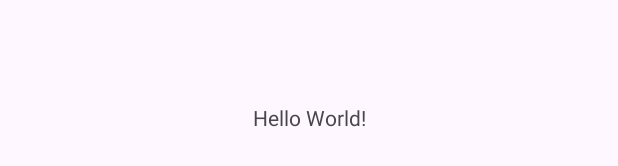
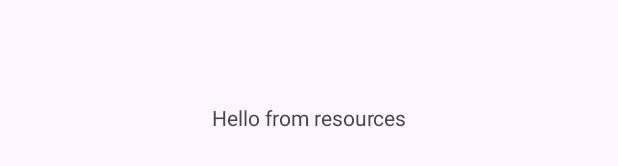
Before and after one commit to aymanibaida/nit3213h2b3, an Android app: the layout activity_main.xml on its own in the app's theme, with its tools: preview values and no code run, on a phone screen of 412 x 824 dp. Shown: the part 501-667 px from the top of the screen. Run offline under Robolectric (Android 15) with nearby library versions, the phone set to English and light mode, and no system bars.

```diff
--- a/app/src/main/AndroidManifest.xml
+++ b/app/src/main/AndroidManifest.xml
@@ -4,6 +4,7 @@
 
     <application
         android:allowBackup="true"
+        android:name=".MyApplication"
         android:dataExtractionRules="@xml/data_extraction_rules"
         android:fullBackupContent="@xml/backup_rules"
         android:icon="@mipmap/ic_launcher"
--- a/app/src/main/res/layout/activity_main.xml
+++ b/app/src/main/res/layout/activity_main.xml
@@ -10,7 +10,7 @@
     <TextView
         android:layout_width="wrap_content"
         android:layout_height="wrap_content"
-        android:text="Hello World!"
+        android:text="@string/mainactivitytextview"
         app:layout_constraintBottom_toBottomOf="parent"
         app:layout_constraintEnd_toEndOf="parent"
         app:layout_constraintStart_toStartOf="parent"
--- a/app/src/main/res/values/strings.xml
+++ b/app/src/main/res/values/strings.xml
@@ -1,3 +1,4 @@
 <resources>
     <string name="app_name">mynit32132b3</string>
+    <string name="mainactivitytextview"> Hello from resources</string>
 </resources>
```
Also changed, not shown: app/src/main/java/com/example/mynit32132b3/MainActivity.kt (+2 -6 lines), app/src/main/java/com/example/mynit32132b3/MyApplication.kt (added, +12 -0 lines), 1 other file.
